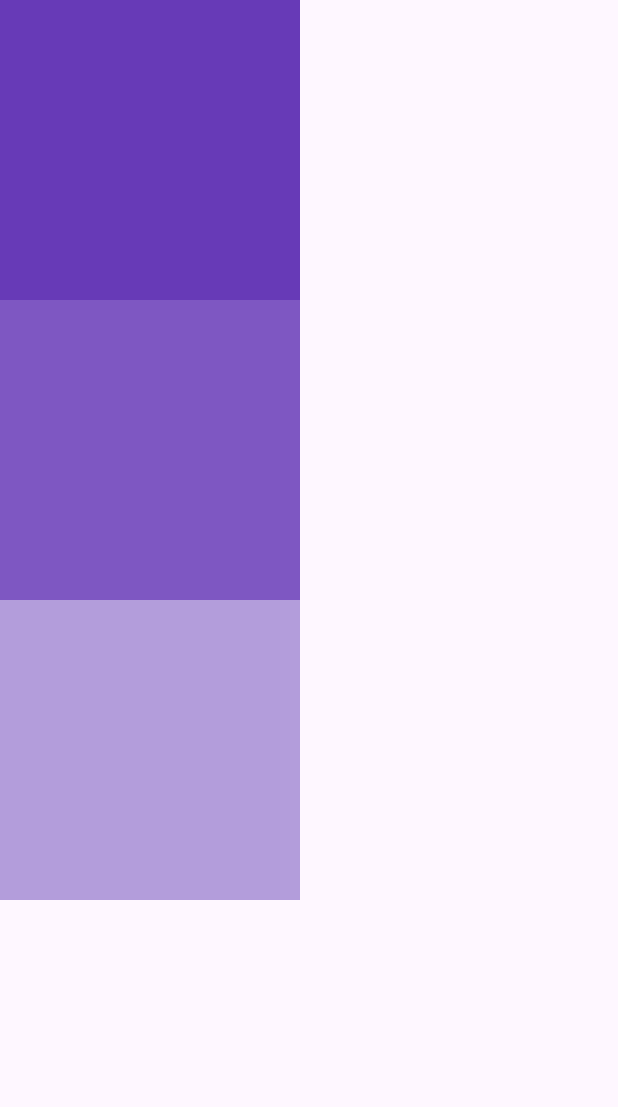
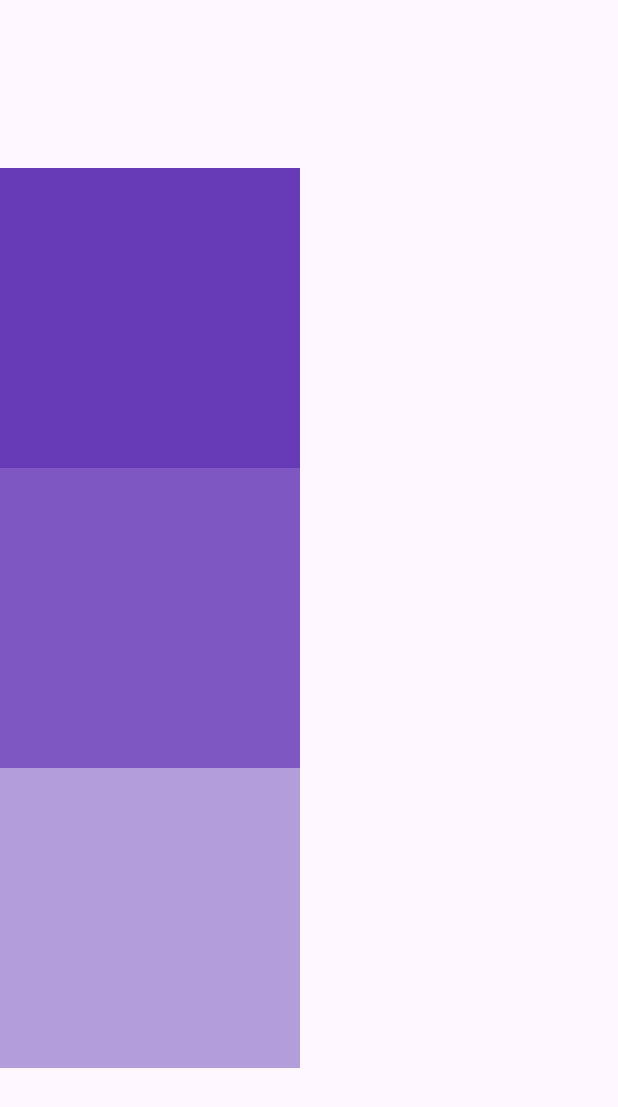
Before and after one commit to yficklis/beginner_flutter_projects, a Flutter app: the screen it shows after launch, on a phone screen of 412 x 824 dp. Shown: the top 1107 px of the screen. Run offline on Flutter 3.47's test engine with Material 3 defaults, Android fonts, the phone set to English and light mode, and no system bars.

Commit message:
COLUMN WIDGET ALIGNMENT BY AXIS Y

```diff
--- a/lib/main.dart
+++ b/lib/main.dart
@@ -15,6 +15,8 @@ class MyApp extends StatelessWidget {
       debugShowCheckedModeBanner: false,
       home: Scaffold(
         body: Column(
+          // set the alignment of the items by axis Y (UP and DOWN)
+          mainAxisAlignment: MainAxisAlignment.center,
           children: [
             // 1st Box
             Container(
```
